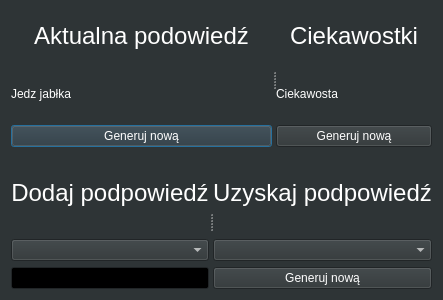
The window that tips_window.ui (pszelew/LolWATCHER) describes before a commit, drawn with Qt 5.
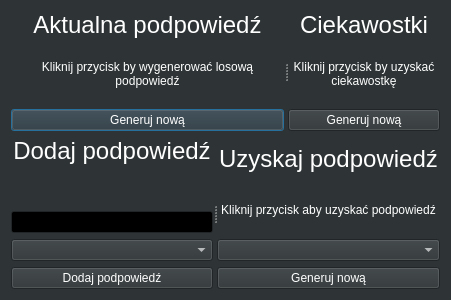
The same window after the commit. Icons and pictures are not drawn.

The edit to the form file:
```diff
--- a/tips_window.ui
+++ b/tips_window.ui
@@ -6,7 +6,7 @@
    <rect>
     <x>0</x>
     <y>0</y>
-    <width>400</width>
+    <width>451</width>
     <height>300</height>
    </rect>
   </property>
@@ -461,19 +461,31 @@
      <property name="orientation">
       <enum>Qt::Horizontal</enum>
      </property>
-     <widget class="QWidget" name="">
+     <widget class="QWidget" name="layoutWidget">
       <layout class="QVBoxLayout" name="verticalLayout">
        <item>
         <widget class="QLabel" name="label_tip_acc">
+         <property name="sizePolicy">
+          <sizepolicy hsizetype="Preferred" vsizetype="Minimum">
+           <horstretch>0</horstretch>
+           <verstretch>0</verstretch>
+          </sizepolicy>
+         </property>
          <property name="text">
-          <string>&lt;html&gt;&lt;head/&gt;&lt;body&gt;&lt;p align=&quot;center&quot;&gt;&lt;span style=&quot; font-size:18pt; color:#ffffff;&quot;&gt;Aktualna podowiedź&lt;/span&gt;&lt;/p&gt;&lt;/body&gt;&lt;/html&gt;</string>
+          <string>&lt;html&gt;&lt;head/&gt;&lt;body&gt;&lt;p align=&quot;center&quot;&gt;&lt;span style=&quot; font-size:18pt; color:#ffffff;&quot;&gt;Aktualna podpowiedź&lt;/span&gt;&lt;/p&gt;&lt;/body&gt;&lt;/html&gt;</string>
          </property>
         </widget>
        </item>
        <item>
         <widget class="QLabel" name="label_tip_acc_val">
+         <property name="sizePolicy">
+          <sizepolicy hsizetype="Minimum" vsizetype="Expanding">
+           <horstretch>0</horstretch>
+           <verstretch>0</verstretch>
+          </sizepolicy>
+         </property>
          <property name="text">
-          <string>Jedz jabłka</string>
+          <string>&lt;html&gt;&lt;head/&gt;&lt;body&gt;&lt;p align=&quot;center&quot;&gt;Kliknij przycisk by wygenerować losową podpowiedź&lt;/p&gt;&lt;/body&gt;&lt;/html&gt;</string>
          </property>
          <property name="wordWrap">
           <bool>true</bool>
@@ -489,10 +501,16 @@
        </item>
       </layout>
      </widget>
-     <widget class="QWidget" name="">
+     <widget class="QWidget" name="layoutWidget1">
       <layout class="QVBoxLayout" name="verticalLayout_2">
        <item>
         <widget class="QLabel" name="label_tip_fun">
+         <property name="sizePolicy">
+          <sizepolicy hsizetype="Preferred" vsizetype="Minimum">
+           <horstretch>0</horstretch>
+           <verstretch>0</verstretch>
+          </sizepolicy>
+         </property>
          <property name="text">
           <string>&lt;html&gt;&lt;head/&gt;&lt;body&gt;&lt;p align=&quot;center&quot;&gt;&lt;span style=&quot; font-size:18pt; color:#ffffff;&quot;&gt;Ciekawostki&lt;/span&gt;&lt;/p&gt;&lt;/body&gt;&lt;/html&gt;</string>
          </property>
@@ -500,8 +518,14 @@
        </item>
        <item>
         <widget class="QLabel" name="label_tip_fun_val">
+         <property name="sizePolicy">
+          <sizepolicy hsizetype="Preferred" vsizetype="Expanding">
+           <horstretch>0</horstretch>
+           <verstretch>0</verstretch>
+          </sizepolicy>
+         </property>
          <property name="text">
-          <string>Ciekawosta</string>
+          <string>&lt;html&gt;&lt;head/&gt;&lt;body&gt;&lt;p align=&quot;center&quot;&gt;&lt;span style=&quot; color:#ffffff;&quot;&gt;Kliknij przycisk by uzyskać ciekawostkę&lt;/span&gt;&lt;/p&gt;&lt;/body&gt;&lt;/html&gt;</string>
          </property>
          <property name="wordWrap">
           <bool>true</bool>
@@ -524,15 +548,37 @@
      <property name="orientation">
       <enum>Qt::Horizontal</enum>
      </property>
-     <widget class="QWidget" name="">
+     <widget class="QWidget" name="layoutWidget2">
       <layout class="QVBoxLayout" name="verticalLayout_3">
        <item>
         <widget class="QLabel" name="label_tip_add">
+         <property name="sizePolicy">
+          <sizepolicy hsizetype="Expanding" vsizetype="Minimum">
+           <horstretch>0</horstretch>
+           <verstretch>0</verstretch>
+          </sizepolicy>
+         </property>
          <property name="text">
           <string>&lt;html&gt;&lt;head/&gt;&lt;body&gt;&lt;p align=&quot;center&quot;&gt;&lt;span style=&quot; font-size:18pt; color:#ffffff;&quot;&gt;Dodaj podpowiedź&lt;/span&gt;&lt;/p&gt;&lt;/body&gt;&lt;/html&gt;</string>
          </property>
         </widget>
        </item>
+       <item>
+        <spacer name="verticalSpacer">
+         <property name="orientation">
+          <enum>Qt::Vertical</enum>
+         </property>
+         <property name="sizeHint" stdset="0">
+          <size>
+           <width>20</width>
+           <height>40</height>
+          </size>
+         </property>
+        </spacer>
+       </item>
+       <item>
+        <widget class="QLineEdit" name="lineEdit_tip_add"/>
+       </item>
        <item>
         <widget class="QComboBox" name="comboBox_tip_add">
          <property name="editable">
@@ -544,19 +590,45 @@
         </widget>
        </item>
        <item>
-        <widget class="QLineEdit" name="lineEdit_tip_add"/>
+        <widget class="QPushButton" name="pushButton_tip_add">
+         <property name="text">
+          <string>Dodaj podpowiedź</string>
+         </property>
+        </widget>
        </item>
       </layout>
      </widget>
-     <widget class="QWidget" name="">
+     <widget class="QWidget" name="layoutWidget3">
       <layout class="QVBoxLayout" name="verticalLayout_4">
        <item>
         <widget class="QLabel" name="label_tip_get">
+         <property name="sizePolicy">
+          <sizepolicy hsizetype="Expanding" vsizetype="Minimum">
+           <horstretch>0</horstretch>
+           <verstretch>0</verstretch>
+          </sizepolicy>
+         </property>
          <property name="text">
           <string>&lt;html&gt;&lt;head/&gt;&lt;body&gt;&lt;p align=&quot;center&quot;&gt;&lt;span style=&quot; font-size:18pt; color:#ffffff;&quot;&gt;Uzyskaj podpowiedź&lt;/span&gt;&lt;/p&gt;&lt;/body&gt;&lt;/html&gt;</string>
          </property>
         </widget>
        </item>
+       <item>
+        <widget class="QLabel" name="label_tip_get_ans">
+         <property name="sizePolicy">
+          <sizepolicy hsizetype="Preferred" vsizetype="Preferred">
+           <horstretch>0</horstretch>
+           <verstretch>0</verstretch>
+          </sizepolicy>
+         </property>
+         <property name="text">
+          <string>&lt;html&gt;&lt;head/&gt;&lt;body&gt;&lt;p align=&quot;center&quot;&gt;&lt;span style=&quot; color:#ffffff;&quot;&gt;Kliknij przycisk aby uzyskać podpowiedź&lt;/span&gt;&lt;/p&gt;&lt;/body&gt;&lt;/html&gt;</string>
+         </property>
+         <property name="wordWrap">
+          <bool>true</bool>
+         </property>
+        </widget>
+       </item>
        <item>
         <widget class="QComboBox" name="comboBox_tip_get"/>
        </item>
```
Left out of the diff: 10 changed lines with no effect on the pictures.
